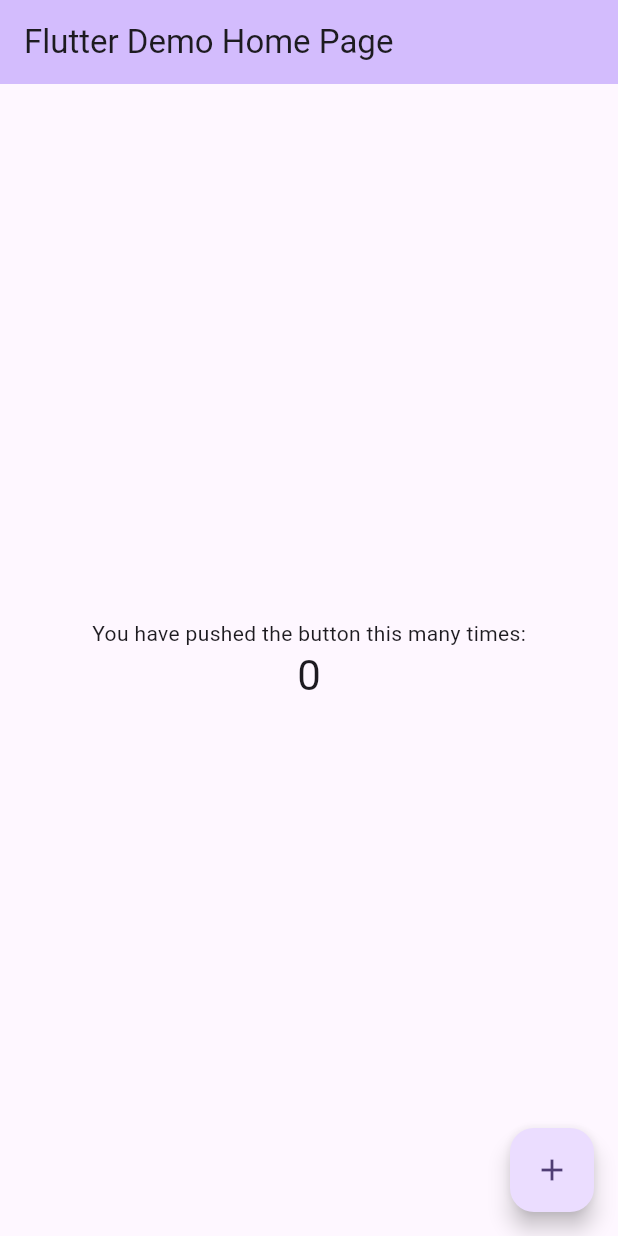
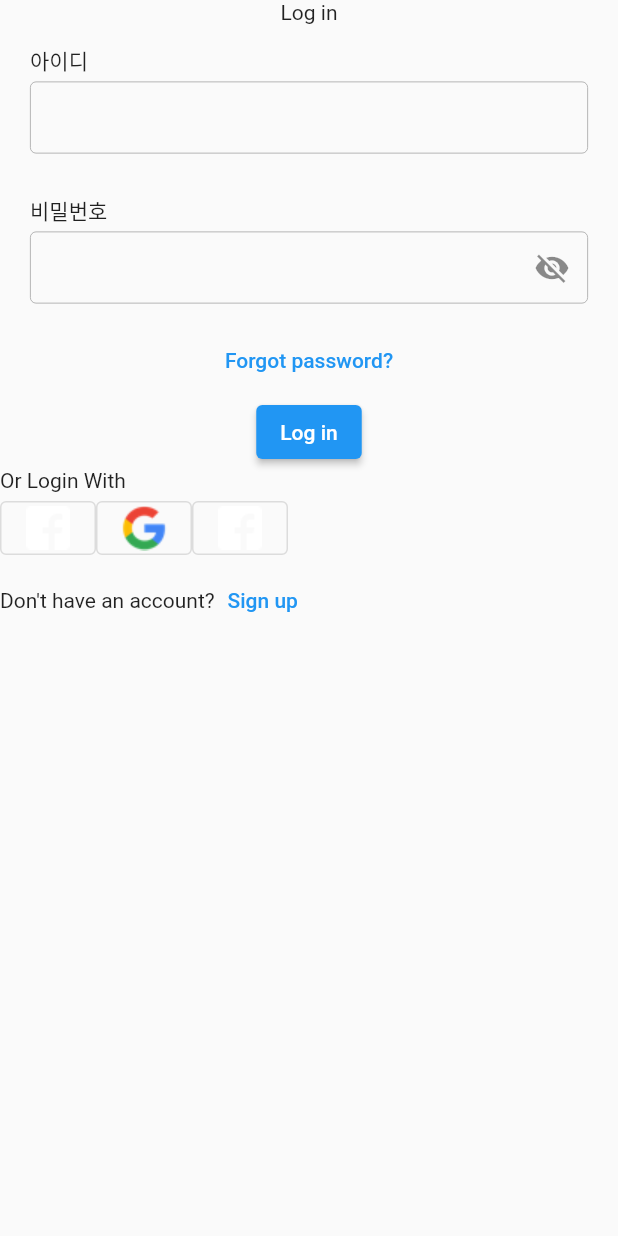
Before and after one commit to devlabs-team2/front, a Flutter app: the screen it shows after launch, on a phone screen of 412 x 824 dp. Run offline on Flutter 3.47's test engine with Material 2 defaults, Android fonts, the phone set to English and light mode, and no system bars.

Commit message:
add LoginScreen screen & inputfield component

```diff
--- /dev/null
+++ b/lib/component/input_component.dart
@@ -0,0 +1,34 @@
+import 'package:flutter/material.dart';
+
+class InputComponent extends StatelessWidget {
+  final String labelText;
+  final IconData? icon;
+  const InputComponent({required this.labelText, this.icon, super.key});
+
+  @override
+  Widget build(BuildContext context) {
+    return Padding(
+      padding: const EdgeInsets.symmetric(horizontal: 20.0,vertical: 10.0,),
+      child: SizedBox(
+        height: 80,
+        child: Column(
+          mainAxisAlignment: MainAxisAlignment.spaceEvenly,
+          crossAxisAlignment: CrossAxisAlignment.stretch,
+          children: [
+            Text(labelText,textAlign: TextAlign.left,),
+            TextField(
+              decoration: InputDecoration(
+                contentPadding: EdgeInsets.symmetric(horizontal: 10, vertical: 10), // 내용과 입력 필드 경계 사이의 간격 조정
+                border: OutlineInputBorder(),
+                enabledBorder: OutlineInputBorder(
+                  borderSide: BorderSide(color: Colors.grey, width: 0.5),
+                ),
+                suffixIcon: Icon(icon),
+              ),
+            ),
+          ],
+        ),
+      ),
+    );
+  }
+}
--- a/lib/main.dart
+++ b/lib/main.dart
@@ -1,125 +1,10 @@
 import 'package:flutter/material.dart';
+import 'package:hotel_booking_app/screen/login_screen.dart';
 
 void main() {
-  runApp(const MyApp());
+  runApp(
+    MaterialApp(
+      home: LoginScreen(),
+    )
+  );
 }
-
-class MyApp extends StatelessWidget {
-  const MyApp({super.key});
-
-  // This widget is the root of your application.
-  @override
-  Widget build(BuildContext context) {
-    return MaterialApp(
-      title: 'Flutter Demo',
-      theme: ThemeData(
-        // This is the theme of your application.
-        //
-        // TRY THIS: Try running your application with "flutter run". You'll see
-        // the application has a blue toolbar. Then, without quitting the app,
-        // try changing the seedColor in the colorScheme below to Colors.green
-        // and then invoke "hot reload" (save your changes or press the "hot
-        // reload" button in a Flutter-supported IDE, or press "r" if you used
-        // the command line to start the app).
-        //
-        // Notice that the counter didn't reset back to zero; the application
-        // state is not lost during the reload. To reset the state, use hot
-        // restart instead.
-        //
-        // This works for code too, not just values: Most code changes can be
-        // tested with just a hot reload.
-        colorScheme: ColorScheme.fromSeed(seedColor: Colors.deepPurple),
-        useMaterial3: true,
-      ),
-      home: const MyHomePage(title: 'Flutter Demo Home Page'),
-    );
-  }
-}
-
-class MyHomePage extends StatefulWidget {
-  const MyHomePage({super.key, required this.title});
-
-  // This widget is the home page of your application. It is stateful, meaning
-  // that it has a State object (defined below) that contains fields that affect
-  // how it looks.
-
-  // This class is the configuration for the state. It holds the values (in this
-  // case the title) provided by the parent (in this case the App widget) and
-  // used by the build method of the State. Fields in a Widget subclass are
-  // always marked "final".
-
-  final String title;
-
-  @override
-  State<MyHomePage> createState() => _MyHomePageState();
-}
-
-class _MyHomePageState extends State<MyHomePage> {
-  int _counter = 0;
-
-  void _incrementCounter() {
-    setState(() {
-      // This call to setState tells the Flutter framework that something has
-      // changed in this State, which causes it to rerun the build method below
-      // so that the display can reflect the updated values. If we changed
-      // _counter without calling setState(), then the build method would not be
-      // called again, and so nothing would appear to happen.
-      _counter++;
-    });
-  }
-
-  @override
-  Widget build(BuildContext context) {
-    // This method is rerun every time setState is called, for instance as done
-    // by the _incrementCounter method above.
-    //
-    // The Flutter framework has been optimized to make rerunning build methods
-    // fast, so that you can just rebuild anything that needs updating rather
-    // than having to individually change instances of widgets.
-    return Scaffold(
-      appBar: AppBar(
-        // TRY THIS: Try changing the color here to a specific color (to
-        // Colors.amber, perhaps?) and trigger a hot reload to see the AppBar
-        // change color while the other colors stay the same.
-        backgroundColor: Theme.of(context).colorScheme.inversePrimary,
-        // Here we take the value from the MyHomePage object that was created by
-        // the App.build method, and use it to set our appbar title.
-        title: Text(widget.title),
-      ),
-      body: Center(
-        // Center is a layout widget. It takes a single child and positions it
-        // in the middle of the parent.
-        child: Column(
-          // Column is also a layout widget. It takes a list of children and
-          // arranges them vertically. By default, it sizes itself to fit its
-          // children horizontally, and tries to be as tall as its parent.
-          //
-          // Column has various properties to control how it sizes itself and
-          // how it positions its children. Here we use mainAxisAlignment to
-          // center the children vertically; the main axis here is the vertical
-          // axis because Columns are vertical (the cross axis would be
-          // horizontal).
-          //
-          // TRY THIS: Invoke "debug painting" (choose the "Toggle Debug Paint"
-          // action in the IDE, or press "p" in the console), to see the
-          // wireframe for each widget.
-          mainAxisAlignment: MainAxisAlignment.center,
-          children: <Widget>[
-            const Text(
-              'You have pushed the button this many times:',
-            ),
-            Text(
-              '$_counter',
-              style: Theme.of(context).textTheme.headlineMedium,
-            ),
-          ],
-        ),
-      ),
-      floatingActionButton: FloatingActionButton(
-        onPressed: _incrementCounter,
-        tooltip: 'Increment',
-        child: const Icon(Icons.add),
-      ), // This trailing comma makes auto-formatting nicer for build methods.
-    );
-  }
-}
--- /dev/null
+++ b/lib/screen/login_screen.dart
@@ -0,0 +1,63 @@
+import 'package:flutter/material.dart';
+
+import '../component/input_component.dart';
+
+
+class LoginScreen extends StatefulWidget {
+  const LoginScreen({super.key});
+
+  @override
+  State<LoginScreen> createState() => _LoginScreenState();
+}
+
+class _LoginScreenState extends State<LoginScreen> {
+  @override
+  Widget build(BuildContext context) {
+    return Scaffold(
+      body: Column(
+        children: [
+          Text('Log in'),
+          InputComponent(labelText: '아이디',),
+          InputComponent(labelText: '비밀번호',icon: Icons.visibility_off,),
+          TextButton(
+            onPressed: () {},
+            child: Text('Forgot password?'),
+          ),
+          ElevatedButton(
+            onPressed: () {},
+            child: Text('Log in'),
+          ),
+          Row(
+            children: [
+              Divider(
+                height: 1,
+                thickness: 1,
+              ),
+              Text('Or Login With'),
+              Divider(
+                height: 1,
+                thickness: 1,
+              ),
+            ],
+          ),
+          Row(
+            children: [
+              OutlinedButton(
+                  onPressed: () {}, child: Image.asset('asset/img/flogo.png')),
+              OutlinedButton(
+                  onPressed: () {}, child: Image.asset('asset/img/glogo.png')),
+              OutlinedButton(
+                  onPressed: () {}, child: Image.asset('asset/img/flogo.png'))
+            ],
+          ),
+          Row(
+            children: [
+              Text('Don\'t have an account?'),
+              TextButton(onPressed: (){}, child: Text('Sign up')),
+            ],
+          )
+        ],
+      ),
+    );
+  }
+}
--- a/pubspec.yaml
+++ b/pubspec.yaml
@@ -52,6 +52,8 @@ dev_dependencies:
 
 # The following section is specific to Flutter packages.
 flutter:
+  assets:
+    - asset/img/
 
   # The following line ensures that the Material Icons font is
   # included with your application, so that you can use the icons in
```
Also changed, not shown: asset/img/flogo.png (added), asset/img/glogo.png (added).
